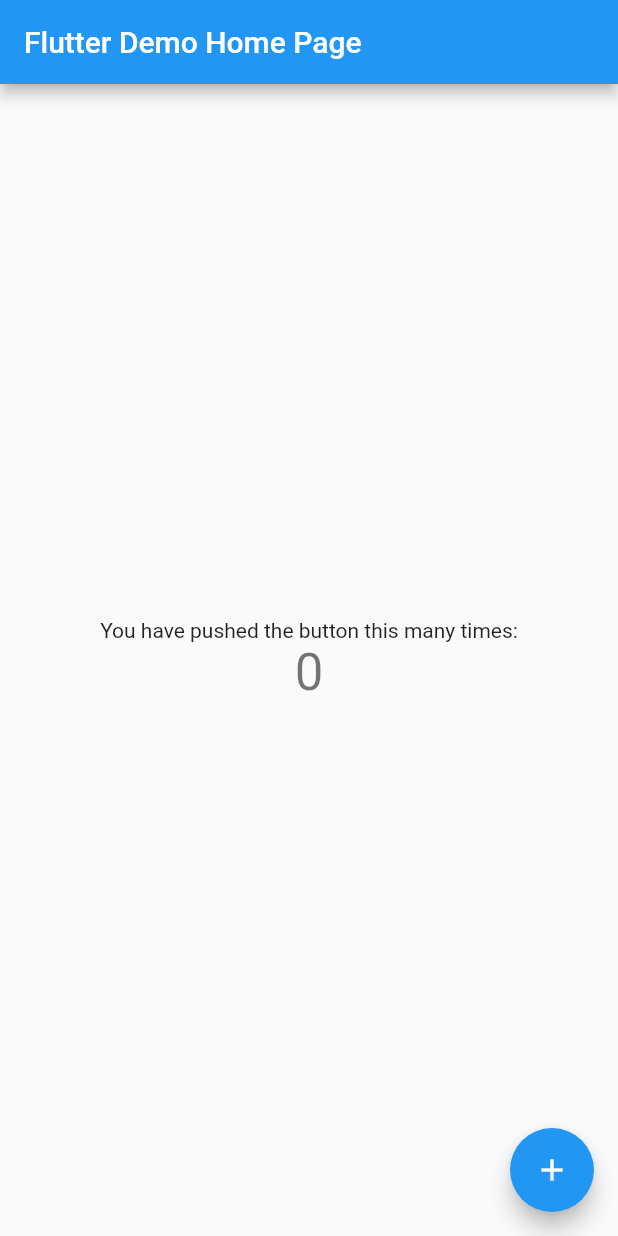
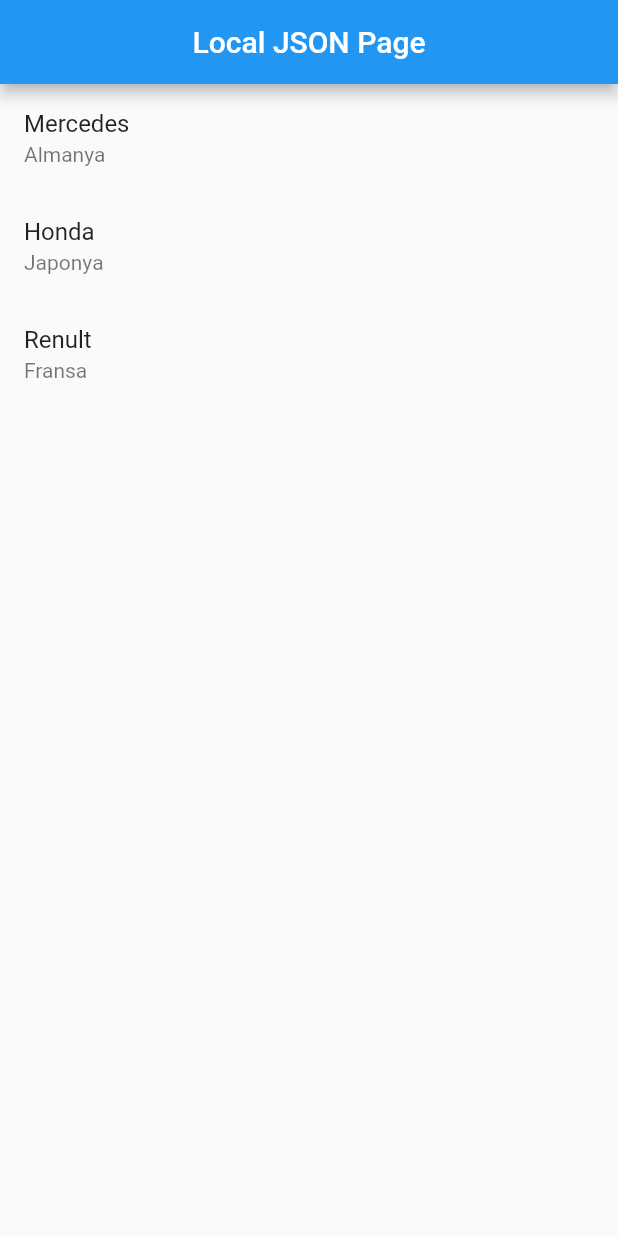
Before and after one commit to burakkizilay46/tryAPI, a Flutter app: the screen it shows after launch, on a phone screen of 412 x 824 dp. Run offline on Flutter 3.47's test engine with Material 2 defaults, Android fonts, the phone set to English and light mode, and no system bars.

Commit message:
local'den json verisi okumak

```diff
--- /dev/null
+++ b/lib/local_json.dart
@@ -0,0 +1,71 @@
+import 'package:flutter/material.dart';
+// ignore: unused_import
+import 'dart:convert';
+
+class LocalJsonPage extends StatefulWidget {
+  @override
+  _LocalJsonPageState createState() => _LocalJsonPageState();
+}
+
+class _LocalJsonPageState extends State<LocalJsonPage> {
+  List tumArabalar;
+
+  @override
+  void initState() {
+    super.initState();
+    veriKaynaginiOku().then((gelenArabaListesi) {
+      setState(() {
+        tumArabalar = gelenArabaListesi;
+      });
+    });
+  }
+
+  @override
+  Widget build(BuildContext context) {
+    veriKaynaginiOku();
+    return Scaffold(
+      appBar: AppBar(
+        centerTitle: true,
+        title: Text("Local JSON Page"),
+      ),
+      body: tumArabalar != null
+          ? Container(
+              child: ListView.builder(
+              itemBuilder: (context, index) {
+                return ListTile(
+                  title: Text(tumArabalar[index]["araba_adi"]),
+                  subtitle: Text(tumArabalar[index]["ulke"]),
+                );
+              },
+              itemCount: tumArabalar.length,
+            ))
+          : Center(
+              child: CircularProgressIndicator(),
+            ),
+    );
+  }
+
+  Future<List> veriKaynaginiOku() async {
+    /*
+      Future<String> jsonOku =
+          DefaultAssetBundle.of(context).loadString("assets/data/araba.json");
+
+      jsonOku.then((okunanJson) {
+        debugPrint("Gelen Json: " + okunanJson);
+        return okunanJson;
+     });
+    */
+
+    var gelenJson = await DefaultAssetBundle.of(context)
+        .loadString("assets/data/araba.json");
+    debugPrint(gelenJson);
+
+    var arabaListesi = json.decode(gelenJson.toString());
+    debugPrint("toplam araba sayisi : " + arabaListesi.length.toString());
+    for (int i = 0; i < arabaListesi.length; i++) {
+      debugPrint("Markalar : " + arabaListesi[i]["araba_adi"].toString());
+      debugPrint("Ülkesi : " + arabaListesi[i]["ulke"].toString());
+    }
+    return arabaListesi;
+  }
+}
--- a/lib/main.dart
+++ b/lib/main.dart
@@ -1,113 +1,15 @@
 import 'package:flutter/material.dart';
+import 'package:tryagainapi/local_json.dart';
 
 void main() {
   runApp(MyApp());
 }
 
 class MyApp extends StatelessWidget {
-  // This widget is the root of your application.
   @override
   Widget build(BuildContext context) {
     return MaterialApp(
-      title: 'Flutter Demo',
-      theme: ThemeData(
-        // This is the theme of your application.
-        //
-        // Try running your application with "flutter run". You'll see the
-        // application has a blue toolbar. Then, without quitting the app, try
-        // changing the primarySwatch below to Colors.green and then invoke
-        // "hot reload" (press "r" in the console where you ran "flutter run",
-        // or simply save your changes to "hot reload" in a Flutter IDE).
-        // Notice that the counter didn't reset back to zero; the application
-        // is not restarted.
-        primarySwatch: Colors.blue,
-      ),
-      home: MyHomePage(title: 'Flutter Demo Home Page'),
+      home: LocalJsonPage(),
     );
   }
 }
-
-class MyHomePage extends StatefulWidget {
-  MyHomePage({Key key, this.title}) : super(key: key);
-
-  // This widget is the home page of your application. It is stateful, meaning
-  // that it has a State object (defined below) that contains fields that affect
-  // how it looks.
-
-  // This class is the configuration for the state. It holds the values (in this
-  // case the title) provided by the parent (in this case the App widget) and
-  // used by the build method of the State. Fields in a Widget subclass are
-  // always marked "final".
-
-  final String title;
-
-  @override
-  _MyHomePageState createState() => _MyHomePageState();
-}
-
-class _MyHomePageState extends State<MyHomePage> {
-  int _counter = 0;
-
-  void _incrementCounter() {
-    setState(() {
-      // This call to setState tells the Flutter framework that something has
-      // changed in this State, which causes it to rerun the build method below
-      // so that the display can reflect the updated values. If we changed
-      // _counter without calling setState(), then the build method would not be
-      // called again, and so nothing would appear to happen.
-      _counter++;
-    });
-  }
-
-  @override
-  Widget build(BuildContext context) {
-    // This method is rerun every time setState is called, for instance as done
-    // by the _incrementCounter method above.
-    //
-    // The Flutter framework has been optimized to make rerunning build methods
-    // fast, so that you can just rebuild anything that needs updating rather
-    // than having to individually change instances of widgets.
-    return Scaffold(
-      appBar: AppBar(
-        // Here we take the value from the MyHomePage object that was created by
-        // the App.build method, and use it to set our appbar title.
-        title: Text(widget.title),
-      ),
-      body: Center(
-        // Center is a layout widget. It takes a single child and positions it
-        // in the middle of the parent.
-        child: Column(
-          // Column is also a layout widget. It takes a list of children and
-          // arranges them vertically. By default, it sizes itself to fit its
-          // children horizontally, and tries to be as tall as its parent.
-          //
-          // Invoke "debug painting" (press "p" in the console, choose the
-          // "Toggle Debug Paint" action from the Flutter Inspector in Android
-          // Studio, or the "Toggle Debug Paint" command in Visual Studio Code)
-          // to see the wireframe for each widget.
-          //
-          // Column has various properties to control how it sizes itself and
-          // how it positions its children. Here we use mainAxisAlignment to
-          // center the children vertically; the main axis here is the vertical
-          // axis because Columns are vertical (the cross axis would be
-          // horizontal).
-          mainAxisAlignment: MainAxisAlignment.center,
-          children: <Widget>[
-            Text(
-              'You have pushed the button this many times:',
-            ),
-            Text(
-              '$_counter',
-              style: Theme.of(context).textTheme.headline4,
-            ),
-          ],
-        ),
-      ),
-      floatingActionButton: FloatingActionButton(
-        onPressed: _incrementCounter,
-        tooltip: 'Increment',
-        child: Icon(Icons.add),
-      ), // This trailing comma makes auto-formatting nicer for build methods.
-    );
-  }
-}
--- a/pubspec.yaml
+++ b/pubspec.yaml
@@ -45,10 +45,8 @@
   uses-material-design: true
 
   # To add assets to your application, add an assets section, like this:
-  # assets:
-  #   - images/a_dot_burr.jpeg
-  #   - images/a_dot_ham.jpeg
-
+  assets:
+    - assets/data/araba.json
   # An image asset can refer to one or more resolution-specific "variants", see
   # https://flutter.dev/assets-and-images/#resolution-aware.
 
```
Also changed, not shown: assets/data/araba.json (added, +53 -0 lines).
